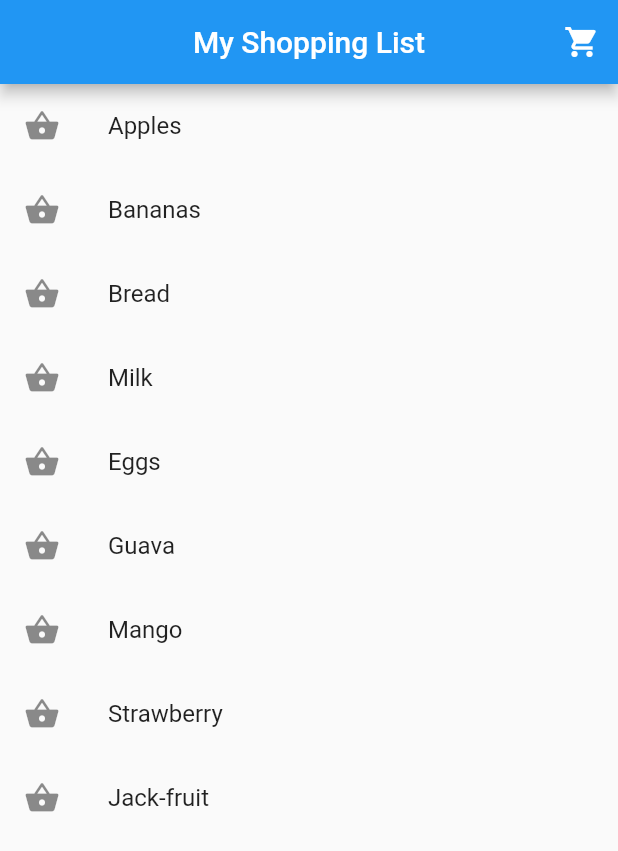
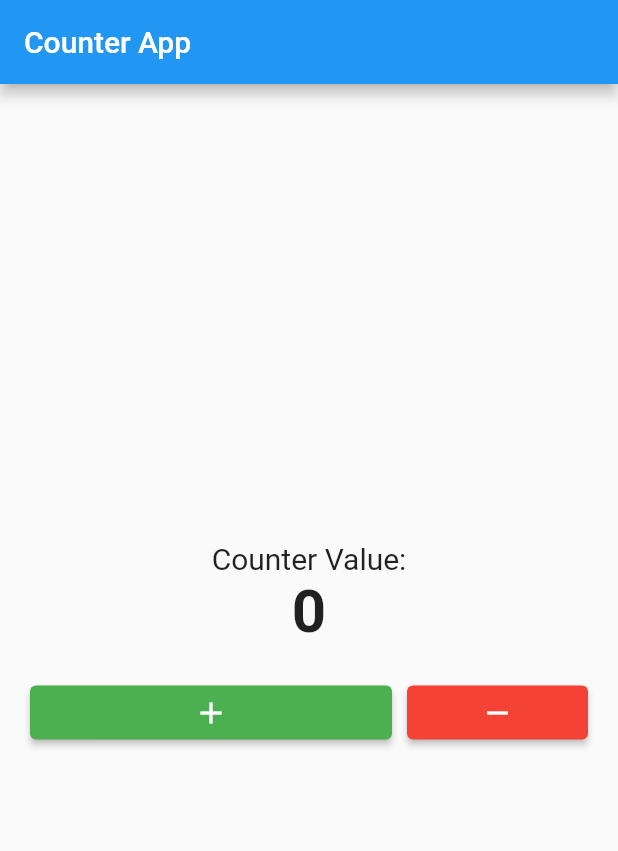
Before and after one commit to EHTarek/ostad_flutter, a Flutter app: the screen it shows after launch, on a phone screen of 412 x 824 dp. Shown: the top 851 px of the screen. Run offline on Flutter 3.47's test engine with Material 2 defaults, Android fonts, the phone set to English and light mode, and no system bars.

```diff
--- a/lib/home_page.dart
+++ /dev/null
@@ -1,45 +0,0 @@
-import 'package:flutter/material.dart';
-class MyHomePage extends StatefulWidget {
-  const MyHomePage({super.key});
-
-  @override
-  State<MyHomePage> createState() => _MyHomePageState();
-}
-
-class _MyHomePageState extends State<MyHomePage> {
-  List<String> items =[
-    'Apples',
-    'Bananas',
-    'Bread',
-    'Milk',
-    'Eggs',
-    'Guava',
-    'Mango',
-    'Strawberry',
-    'Jack-fruit',
-  ];
-  @override
-  Widget build(BuildContext context) {
-    return Scaffold(
-      appBar: AppBar(
-        centerTitle: true,
-        title: Text('My Shopping List'),
-        actions: [
-          IconButton(onPressed: (){
-            setState(() {
-              ScaffoldMessenger.of(context).showSnackBar(SnackBar(content: Text('Cart is empty')));
-            });
-          }, icon: Icon(Icons.shopping_cart)),
-        ],
-      ),
-      body: ListView.builder(
-        itemCount: items.length,
-        itemBuilder: (context, index)=>ListTile(
-          leading: Icon(Icons.shopping_basket),
-          title: Text(items[index]),
-          onTap: (){},
-        ),
-      ),
-    );
-  }
-}
--- /dev/null
+++ b/lib/home_screen.dart
@@ -0,0 +1,104 @@
+import 'package:flutter/material.dart';
+import 'package:ostad_task/second_screen.dart';
+
+class HomeScreen extends StatefulWidget {
+  @override
+  _HomeScreenState createState() => _HomeScreenState();
+}
+
+class _HomeScreenState extends State<HomeScreen> {
+  int _counter = 0;
+
+  void _incrementCounter() {
+    _counter++;
+    if (_counter == 5) {
+      showDialog(
+        context: context,
+        builder: (BuildContext context) {
+          return AlertDialog(
+            title: const Text("Counter Alert"),
+            content: Text("Counter value is $_counter!"),
+            actions: [
+              TextButton(
+                child: const Text("Ok"),
+                onPressed: () {
+                  Navigator.of(context).pop();
+                },
+              ),
+            ],
+          );
+        },
+      );
+    } else if (_counter == 10) {
+      Navigator.push(
+        context,
+        MaterialPageRoute(
+          builder: (BuildContext context) {
+            return SecondScreen();
+          },
+        ),
+      );
+    }
+    setState(() {});
+  }
+
+  void _decrementCounter() {
+    setState(() {
+      _counter--;
+    });
+  }
+
+  @override
+  Widget build(BuildContext context) {
+    return Scaffold(
+      appBar: AppBar(
+        title: const Text("Counter App"),
+      ),
+      body: Center(
+        child: Column(
+          mainAxisAlignment: MainAxisAlignment.center,
+          children: [
+            const Text(
+              "Counter Value:",
+              style: TextStyle(fontSize: 20),
+            ),
+            Text(
+              _counter.toString(),
+              style: const TextStyle(fontSize: 40, fontWeight: FontWeight.bold),
+            ),
+            Padding(
+              padding: const EdgeInsets.all(20.0),
+              child: Row(
+                mainAxisAlignment: MainAxisAlignment.center,
+                children: [
+                  Expanded(
+                    flex: 2,
+                    child: ElevatedButton(
+                      style: ElevatedButton.styleFrom(
+                        backgroundColor: Colors.green,
+                      ),
+                      onPressed: _incrementCounter,
+                      child: const Icon(Icons.add),
+                    ),
+                  ),
+                  const SizedBox(width: 10),
+                  Expanded(
+                    flex: 1,
+                    child: ElevatedButton(
+                      style: ElevatedButton.styleFrom(
+                        backgroundColor: Colors.red,
+                      ),
+                      onPressed: _decrementCounter,
+                      child: const Icon(Icons.remove),
+                    ),
+                  ),
+
+                ],
+              ),
+            ),
+          ],
+        ),
+      ),
+    );
+  }
+}
--- a/lib/main.dart
+++ b/lib/main.dart
@@ -1,5 +1,5 @@
 import 'package:flutter/material.dart';
-import 'package:ostad_task/home_page.dart';
+import 'package:ostad_task/home_screen.dart';
 
 void main() {
   runApp(const MyApp());
@@ -17,7 +17,7 @@ class MyApp extends StatelessWidget {
       theme: ThemeData(
         primarySwatch: Colors.blue,
       ),
-      home: const MyHomePage(),
+      home: HomeScreen(),
     );
   }
 }
```
Also changed, not shown: lib/second_screen.dart (added, +18 -0 lines).
